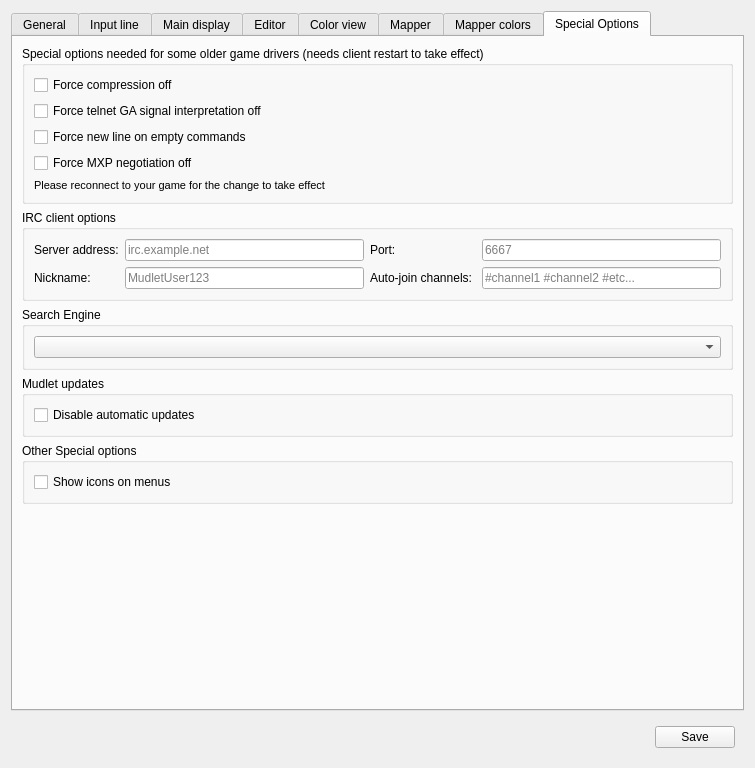
Qt form src/ui/profile_preferences.ui (Mudlet/Mudlet) before a commit.
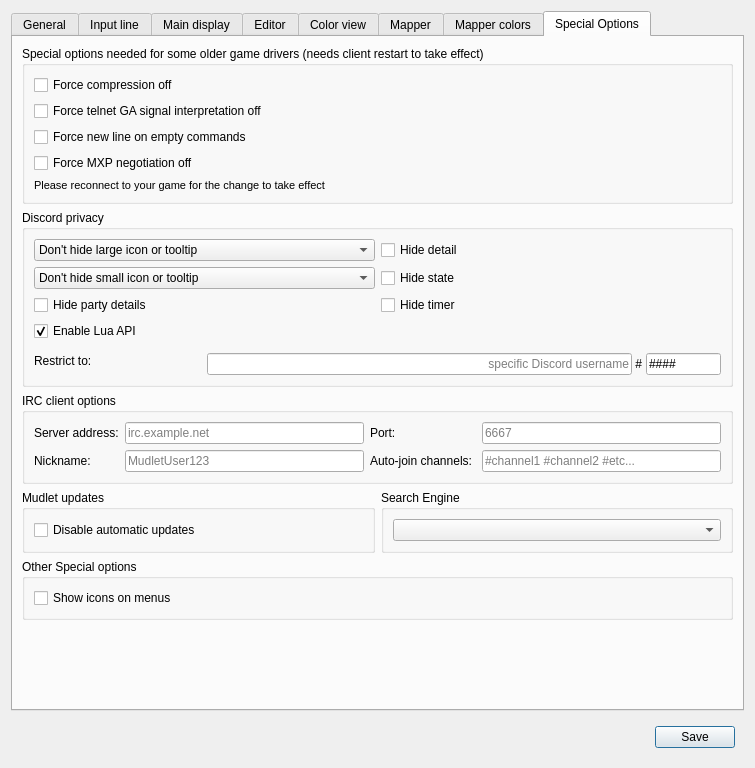
The same form after that commit. The open tabs and pages were chosen to show the change. Icons and pictures are not drawn. Custom widgets are drawn as their Qt base class.

Commit message: Merged Discord options back in

Diff of the .ui file:
```diff
--- a/src/ui/profile_preferences.ui
+++ b/src/ui/profile_preferences.ui
@@ -24,6 +24,48 @@
     <normaloff>:/icons/mudlet_configure.png</normaloff>:/icons/mudlet_configure.png</iconset>
   </property>
   <layout class="QGridLayout" name="gridLayout_19">
+   <item row="1" column="0">
+    <widget class="QWidget" name="widget_bottom" native="true">
+     <property name="sizePolicy">
+      <sizepolicy hsizetype="Expanding" vsizetype="Fixed">
+       <horstretch>0</horstretch>
+       <verstretch>0</verstretch>
+      </sizepolicy>
+     </property>
+     <layout class="QHBoxLayout" name="horizontalLayout">
+      <item>
+       <spacer name="horizontalSpacer_bottom">
+        <property name="orientation">
+         <enum>Qt::Horizontal</enum>
+        </property>
+        <property name="sizeHint" stdset="0">
+         <size>
+          <width>444</width>
+          <height>21</height>
+         </size>
+        </property>
+       </spacer>
+      </item>
+      <item>
+       <widget class="QPushButton" name="closeButton">
+        <property name="sizePolicy">
+         <sizepolicy hsizetype="Fixed" vsizetype="Fixed">
+          <horstretch>0</horstretch>
+          <verstretch>0</verstretch>
+         </sizepolicy>
+        </property>
+        <property name="text">
+         <string>Save</string>
+        </property>
+        <property name="icon">
+         <iconset>
+          <normaloff>:/icons/icons/dialog-close.png</normaloff>:/icons/icons/dialog-close.png</iconset>
+        </property>
+       </widget>
+      </item>
+     </layout>
+    </widget>
+   </item>
    <item row="0" column="0">
     <widget class="QTabWidget" name="tabWidget">
      <property name="enabled">
@@ -42,7 +84,7 @@
       <enum>QTabWidget::Rounded</enum>
      </property>
      <property name="currentIndex">
-      <number>0</number>
+      <number>7</number>
      </property>
      <widget class="QWidget" name="tab_general">
       <property name="sizePolicy">
@@ -2281,8 +2323,8 @@
       <attribute name="title">
        <string>Special Options</string>
       </attribute>
-      <layout class="QGridLayout" name="gridLayout_7">
-       <item row="0" column="0">
+      <layout class="QGridLayout" name="gridLayout_30">
+       <item row="0" column="0" colspan="2">
         <widget class="QGroupBox" name="groupBox_specialOptions">
          <property name="title">
           <string>Special options needed for some older game drivers (needs client restart to take effect)</string>
@@ -2347,7 +2389,184 @@
          </layout>
         </widget>
        </item>
-       <item row="1" column="0">
+       <item row="1" column="0" colspan="2">
+        <widget class="QGroupBox" name="groupBox_discordPrivacy">
+         <property name="title">
+          <string>Discord privacy</string>
+         </property>
+         <layout class="QGridLayout" name="gridLayout_7">
+          <item row="1" column="0" colspan="2">
+           <widget class="QComboBox" name="comboBox_discordSmallIconPrivacy">
+            <item>
+             <property name="text">
+              <string>Don't hide small icon or tooltip</string>
+             </property>
+            </item>
+            <item>
+             <property name="text">
+              <string>Hide small icon tooltip</string>
+             </property>
+            </item>
+            <item>
+             <property name="text">
+              <string>Hide small icon and tooltip</string>
+             </property>
+            </item>
+           </widget>
+          </item>
+          <item row="2" column="2" colspan="2">
+           <widget class="QCheckBox" name="checkBox_discordServerAccessToTimerInfo">
+            <property name="text">
+             <string>Hide timer</string>
+            </property>
+           </widget>
+          </item>
+          <item row="4" column="0" rowspan="2" colspan="3">
+           <widget class="QWidget" name="widget_discordUser" native="true">
+            <property name="enabled">
+             <bool>true</bool>
+            </property>
+            <property name="toolTip">
+             <string>&lt;p&gt;Mudlet will only show Rich Presence information while you use this Discord username (useful if you have multiple Discord accounts). Leave empty to show it for any Discord account you log in to.&lt;/p&gt;</string>
+            </property>
+            <layout class="QHBoxLayout" name="horizontalLayout_7">
+             <property name="leftMargin">
+              <number>0</number>
+             </property>
+             <property name="topMargin">
+              <number>0</number>
+             </property>
+             <property name="rightMargin">
+              <number>0</number>
+             </property>
+             <property name="bottomMargin">
+              <number>0</number>
+             </property>
+             <item>
+              <widget class="QLabel" name="label_discordUserName">
+               <property name="text">
+                <string>Restrict to:</string>
+               </property>
+              </widget>
+             </item>
+            </layout>
+           </widget>
+          </item>
+          <item row="0" column="0" colspan="2">
+           <widget class="QComboBox" name="comboBox_discordLargeIconPrivacy">
+            <item>
+             <property name="text">
+              <string>Don't hide large icon or tooltip</string>
+             </property>
+            </item>
+            <item>
+             <property name="text">
+              <string>Hide large icon tooltip</string>
+             </property>
+            </item>
+            <item>
+             <property name="text">
+              <string>Hide large icon and tooltip</string>
+             </property>
+            </item>
+           </widget>
+          </item>
+          <item row="3" column="0" colspan="2">
+           <widget class="QCheckBox" name="checkBox_discordLuaAPI">
+            <property name="toolTip">
+             <string>&lt;p&gt;Allow Lua to set Discord status&lt;/p&gt;</string>
+            </property>
+            <property name="text">
+             <string>Enable Lua API</string>
+            </property>
+            <property name="checked">
+             <bool>true</bool>
+            </property>
+           </widget>
+          </item>
+          <item row="5" column="1" colspan="3">
+           <layout class="QHBoxLayout" name="horizontalLayout_4">
+            <property name="spacing">
+             <number>0</number>
+            </property>
+            <item>
+             <widget class="QLineEdit" name="lineEdit_discordUserName">
+              <property name="toolTip">
+               <string>&lt;p&gt;Mudlet will only show Rich Presence information while you use this Discord username (useful if you have multiple Discord accounts). Leave empty to show it for any Discord account you log in to.&lt;/p&gt;</string>
+              </property>
+              <property name="alignment">
+               <set>Qt::AlignRight|Qt::AlignTrailing|Qt::AlignVCenter</set>
+              </property>
+              <property name="placeholderText">
+               <string>specific Discord username</string>
+              </property>
+              <property name="clearButtonEnabled">
+               <bool>true</bool>
+              </property>
+             </widget>
+            </item>
+            <item>
+             <widget class="QLabel" name="label_discordUserDiscriminator">
+              <property name="toolTip">
+               <string>&lt;p&gt;Mudlet will only show Rich Presence information while you use this Discord username (useful if you have multiple Discord accounts). Leave empty to show it for any Discord account you log in to.&lt;/p&gt;</string>
+              </property>
+              <property name="text">
+               <string> # </string>
+              </property>
+             </widget>
+            </item>
+            <item>
+             <widget class="QLineEdit" name="lineEdit_discordUserDiscriminator">
+              <property name="maximumSize">
+               <size>
+                <width>75</width>
+                <height>16777215</height>
+               </size>
+              </property>
+              <property name="toolTip">
+               <string>&lt;p&gt;Mudlet will only show Rich Presence information while you use this Discord username (useful if you have multiple Discord accounts). Leave empty to show it for any Discord account you log in to.&lt;/p&gt;</string>
+              </property>
+              <property name="inputMethodHints">
+               <set>Qt::ImhDigitsOnly</set>
+              </property>
+              <property name="inputMask">
+               <string>9999;#</string>
+              </property>
+              <property name="maxLength">
+               <number>4</number>
+              </property>
+              <property name="clearButtonEnabled">
+               <bool>true</bool>
+              </property>
+             </widget>
+            </item>
+           </layout>
+          </item>
+          <item row="1" column="2" colspan="2">
+           <widget class="QCheckBox" name="checkBox_discordServerAccessToState">
+            <property name="text">
+             <string>Hide state</string>
+            </property>
+           </widget>
+          </item>
+          <item row="2" column="0" colspan="2">
+           <widget class="QCheckBox" name="checkBox_discordServerAccessToPartyInfo">
+            <property name="text">
+             <string>Hide party details</string>
+            </property>
+           </widget>
+          </item>
+          <item row="0" column="2" colspan="2">
+           <widget class="QCheckBox" name="checkBox_discordServerAccessToDetail">
+            <property name="text">
+             <string>Hide detail</string>
+            </property>
+           </widget>
+          </item>
+         </layout>
+        </widget>
+       </item>
+       <item row="2" column="0" colspan="2">
         <widget class="QGroupBox" name="groupBox_ircOptions">
          <property name="title">
           <string>IRC client options</string>
@@ -2418,18 +2637,6 @@
          </layout>
         </widget>
        </item>
-       <item row="2" column="0">
-        <widget class="QGroupBox" name="groupbox_searchEngineSelection">
-         <property name="title">
-          <string>Search Engine</string>
-         </property>
-         <layout class="QVBoxLayout" name="verticalLayout_3">
-          <item>
-           <widget class="QComboBox" name="search_engine_combobox"/>
-          </item>
-         </layout>
-        </widget>
-       </item>
        <item row="3" column="0">
         <widget class="QGroupBox" name="groupBox_updates">
          <property name="title">
@@ -2446,7 +2653,19 @@
          </layout>
         </widget>
        </item>
-       <item row="4" column="0">
+       <item row="3" column="1">
+        <widget class="QGroupBox" name="groupbox_searchEngineSelection">
+         <property name="title">
+          <string>Search Engine</string>
+         </property>
+         <layout class="QVBoxLayout" name="verticalLayout_3">
+          <item>
+           <widget class="QComboBox" name="search_engine_combobox"/>
+          </item>
+         </layout>
+        </widget>
+       </item>
+       <item row="4" column="0" colspan="2">
         <widget class="QGroupBox" name="groupBox_debug">
          <property name="title">
           <string>Other Special options</string>
@@ -2488,48 +2707,6 @@
      </widget>
     </widget>
    </item>
-   <item row="1" column="0">
-    <widget class="QWidget" name="widget_bottom" native="true">
-     <property name="sizePolicy">
-      <sizepolicy hsizetype="Expanding" vsizetype="Fixed">
-       <horstretch>0</horstretch>
-       <verstretch>0</verstretch>
-      </sizepolicy>
-     </property>
-     <layout class="QHBoxLayout" name="horizontalLayout">
-      <item>
-       <spacer name="horizontalSpacer_bottom">
-        <property name="orientation">
-         <enum>Qt::Horizontal</enum>
-        </property>
-        <property name="sizeHint" stdset="0">
-         <size>
-          <width>444</width>
-          <height>21</height>
-         </size>
-        </property>
-       </spacer>
-      </item>
-      <item>
-       <widget class="QPushButton" name="closeButton">
-        <property name="sizePolicy">
-         <sizepolicy hsizetype="Fixed" vsizetype="Fixed">
-          <horstretch>0</horstretch>
-          <verstretch>0</verstretch>
-         </sizepolicy>
-        </property>
-        <property name="text">
-         <string>Save</string>
-        </property>
-        <property name="icon">
-         <iconset>
-          <normaloff>:/icons/icons/dialog-close.png</normaloff>:/icons/icons/dialog-close.png</iconset>
-        </property>
-       </widget>
-      </item>
-     </layout>
-    </widget>
-   </item>
   </layout>
  </widget>
  <customwidgets>
```
